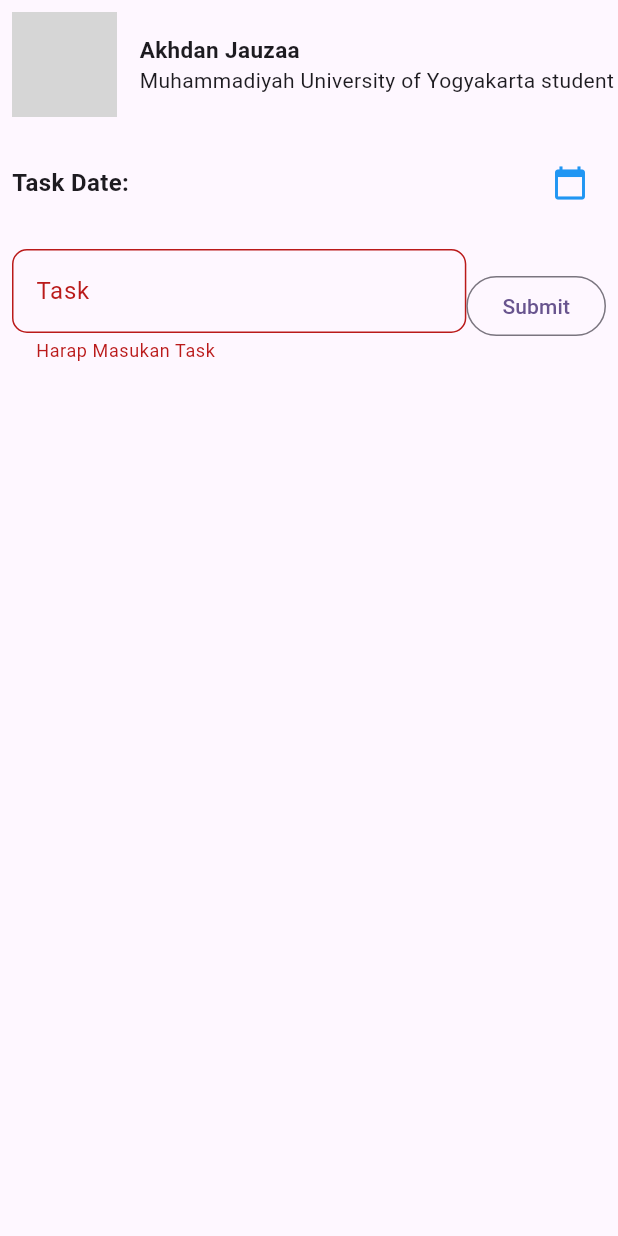
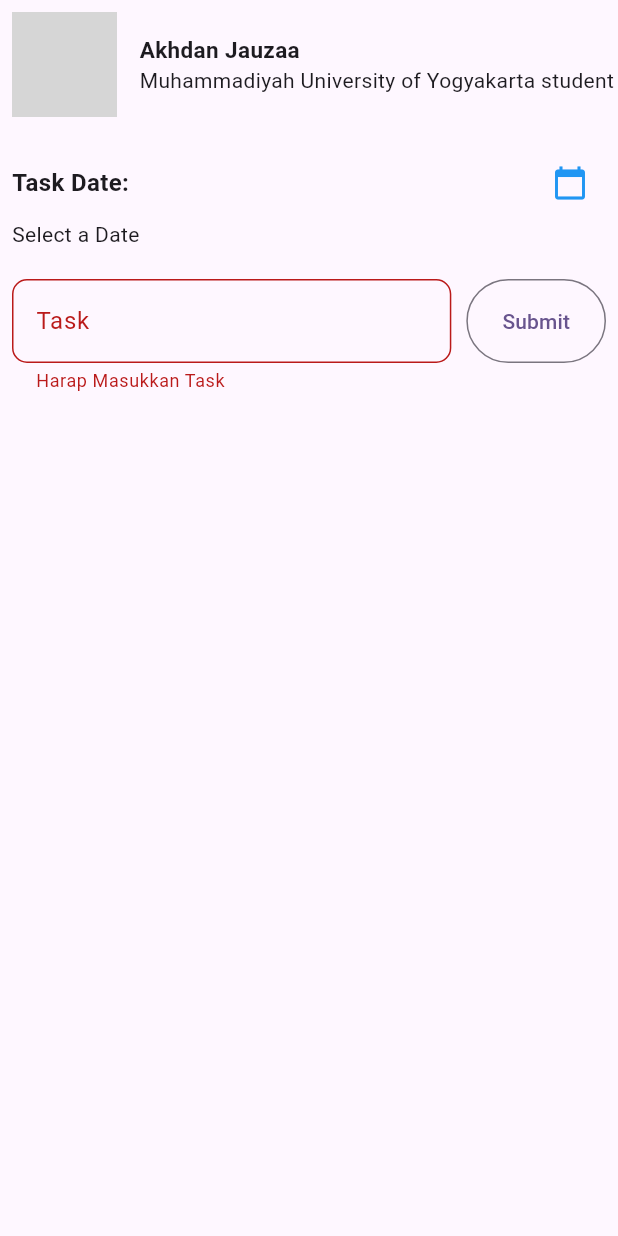
Before and after one commit to adandoang/TodoApp_0174, a Flutter app: the screen it shows after launch, after a tap on "Submit", on a phone screen of 412 x 824 dp. Run offline on Flutter 3.47's test engine with Material 3 defaults, Android fonts, the phone set to English and light mode, and no system bars; grey boxes are pictures that could not be loaded.

Commit message:
menambahkan hasil input date dibawah task date

```diff
--- a/lib/profile_page.dart
+++ b/lib/profile_page.dart
@@ -66,7 +66,9 @@ class _ProfilPageState extends State<ProfilPage> {
                 ],
               ),
               const SizedBox(height: 20),
-
+              Column(
+                crossAxisAlignment: CrossAxisAlignment.start,
+                children: [
                   Row(
                     mainAxisAlignment: MainAxisAlignment.spaceBetween,
                     children: [
@@ -80,37 +82,54 @@ class _ProfilPageState extends State<ProfilPage> {
                       ),
                     ],
                   ),
+                  Text(
+                    dateController.text.isEmpty ? "Select a Date" : dateController.text,
+                    style: TextStyle(fontSize: 14),
+                  ),
+                ]),
               const SizedBox(height: 20),
-
               Form(
                 key: key,
                 child: Row(
+                  crossAxisAlignment: CrossAxisAlignment.start,
                   children: [
-                  Expanded(child: TextFormField(
+                    Expanded(
+                      child: TextFormField(
                         validator: (value) {
-                      if (value == null || value.isEmpty){
-                        return 'Harap Masukan Task';
+                          if (value == null || value.isEmpty) {
+                            return 'Harap Masukkan Task';
                           }
                           return null;
                         },
                         autovalidateMode: AutovalidateMode.onUserInteraction,
                         controller: taskController,
                         decoration: InputDecoration(
-                      label: Text('Task'),
+                          labelText: 'Task',
                           hintText: 'Input Task',
                           border: OutlineInputBorder(
                             borderRadius: BorderRadius.circular(10),
                           ),
                         ),
-                    )
                       ),
-                  OutlinedButton(onPressed: (){
-                    if (key.currentState!.validate()){
+                    ),
+                    const SizedBox(width: 10),
+                    Align(
+                      alignment: Alignment.topCenter,
+                      child: SizedBox(
+                        height: 56,
+                        child: OutlinedButton(
+                          onPressed: () {
+                            if (key.currentState!.validate()) {
                               addData();
                             }
-                  }, child: Text('Submit')),
+                          },
+                          child: Text('Submit'),
+                        ),
+                      ),
+                    ),
                   ],
-              )),
+                ),
+              ),
               const SizedBox(height: 20),
               Expanded(
                 child: ListView.builder(
```
Lines whose indentation alone changed are shown as unchanged.
